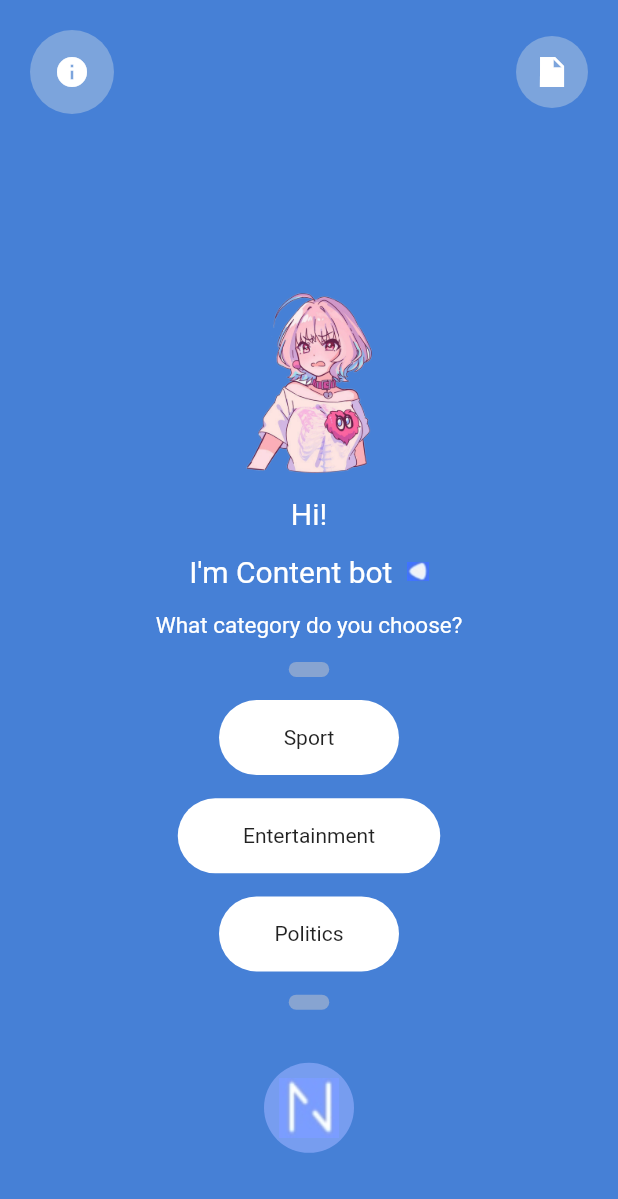
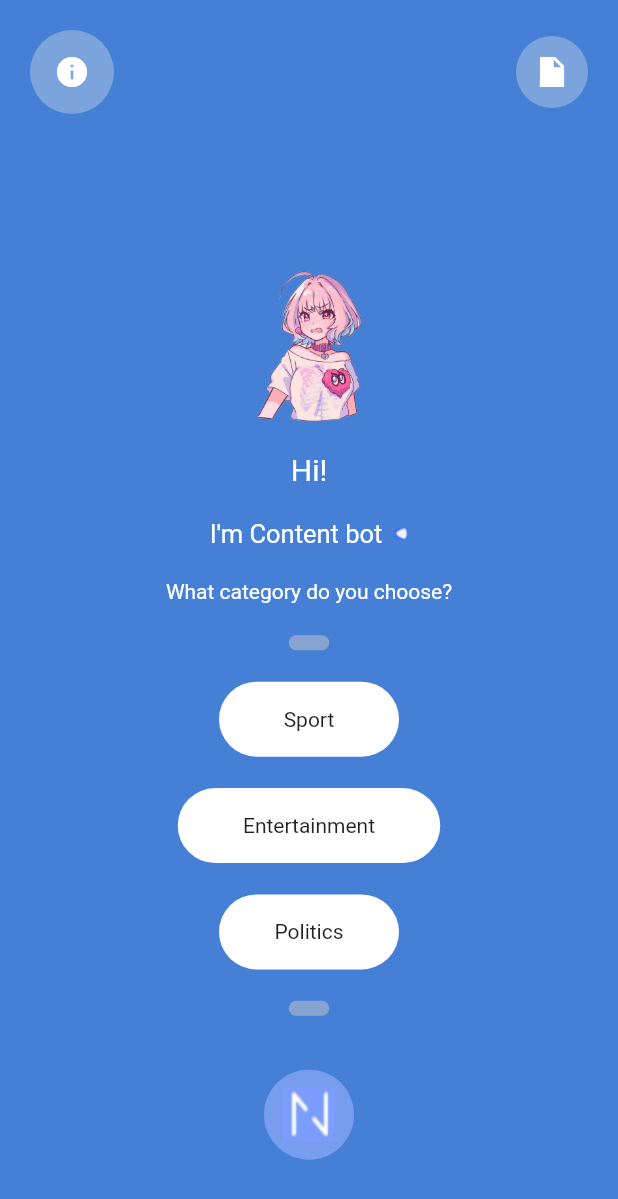
Before and after one commit to Yuvanthikhaa/replica1, a Flutter app: the screen it shows after launch, on a phone screen of 412 x 824 dp. Shown: the top 1199 px of the screen. Run offline on Flutter 3.47's test engine with Material 2 defaults, Android fonts, the phone set to English and light mode, and no system bars.

Commit message:
updated a few attributes

```diff
--- a/lib/main.dart
+++ b/lib/main.dart
@@ -57,11 +57,11 @@ class MyApp extends StatelessWidget {
               mainAxisAlignment: MainAxisAlignment.spaceBetween,
               children: [
                 SizedBox(
-                  height: 100,
+                  height: 80,
                 ),
                 Image.asset(
                   "assets/pastel.png",
-                  height: 120,
+                  height: 100,
                 ),
                 Text(
                   "Hi!",
@@ -73,19 +73,19 @@ class MyApp extends StatelessWidget {
                     Text(
                       "I'm Content bot  ",
                       style: TextStyle(
-                        fontSize: 20,
+                        fontSize: 17,
                         color: Colors.white,
                       ),
                     ),
                     Image.asset(
                       "assets/image.jpg",
-                      height: 13,
+                      height: 8,
                     )
                   ],
                 ),
                 Text(
                   "What category do you choose?",
-                  style: TextStyle(color: Colors.white, fontSize: 15),
+                  style: TextStyle(color: Colors.white, fontSize: 14),
                 ),
                 Container(
                   height: 10,
@@ -138,19 +138,19 @@ class MyApp extends StatelessWidget {
                       color: Color.fromARGB(122, 206, 203, 203)),
                 ),
                 Container(
-                  height: 100,
+                  height: 90,
                   width: 60,
                   decoration: BoxDecoration(
                       shape: BoxShape.circle,
                       color: Color.fromARGB(255, 119, 157, 239)),
                   child: Image.asset(
                     "assets/n.jpg",
-                    cacheHeight: 40,
-                    cacheWidth: 40,
+                    cacheHeight: 35,
+                    cacheWidth: 35,
                   ),
                 ),
                 SizedBox(
-                  height: 20,
+                  height: 15,
                 )
               ],
             ),
```
